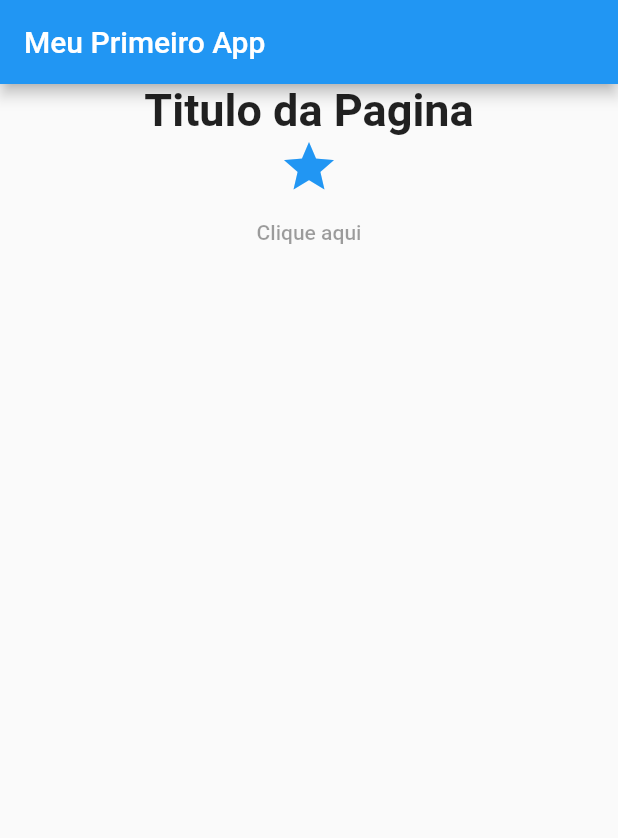
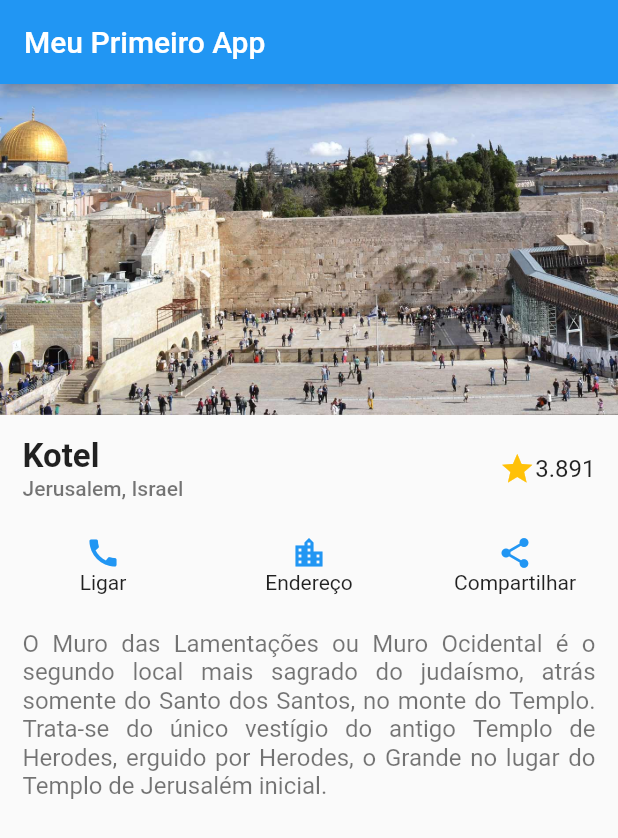
Before and after one commit to izaias1/flutter_001, a Flutter app: the screen it shows after launch, on a phone screen of 412 x 824 dp. Shown: the top 838 px of the screen. Run offline on Flutter 3.47's test engine with Material 2 defaults, Android fonts, the phone set to English and light mode, and no system bars.

Commit message:
Primeira tela do aplicativo

```diff
--- a/lib/main.dart
+++ b/lib/main.dart
@@ -1,15 +1,11 @@
+import 'dart:ui';
+
 import 'package:flutter/material.dart';
 import 'package:flutter_001/exemplo.dart';
 
 void main() => runApp(MeuApp());
 
 class MeuApp extends StatelessWidget {
-  var textStyle = const TextStyle(
-    fontSize: 30,
-    color: Colors.black87,
-    fontWeight: FontWeight.bold,
-  );
-
   @override
   Widget build(BuildContext context) {
     return MaterialApp(
@@ -17,28 +13,125 @@ class MeuApp extends StatelessWidget {
         appBar: AppBar(
           title: const Text('Meu Primeiro App'),
         ),
-        body: Center(
+        body: Column(
+          children: [
+            Image.asset('assets/muro.jpg'),
+            Row(
+              children: [
+                Expanded(
+                  child: Container(
+                    alignment: Alignment.centerLeft,
+                    padding: const EdgeInsets.all(15),
                     child: Column(
                       children: [
+                        Row(
+                          children: const [
                             Text(
-                'Titulo da Pagina',
-                style: textStyle,
-              ),
-              Container(
-                child: const Icon(
-                  Icons.star,
-                  size: 40,
-                  color: Colors.blue,
+                              'Kotel',
+                              style: TextStyle(
+                                fontWeight: FontWeight.bold,
+                                fontSize: 22,
                               ),
                             ),
-              TextButton(
-                onPressed: null,
-                child: Text('Clique aqui'),
+                          ],
+                        ),
+                        Row(
+                          children: const [
+                            Text(
+                              'Jerusalem, Israel',
+                              style: TextStyle(
+                                fontWeight: FontWeight.w500,
+                                fontSize: 14,
+                                color: Colors.black54,
+                              ),
+                            ),
+                          ],
                         ),
                       ],
                     ),
                   ),
                 ),
+                Container(
+                  padding: const EdgeInsets.all(15),
+                  child: Row(
+                    children: const [
+                      Icon(Icons.star, color: Colors.amber),
+                      Text(
+                        '3.891',
+                        style: TextStyle(
+                          fontSize: 16,
+                        ),
+                      ),
+                    ],
+                  ),
+                ),
+              ],
+            ),
+            Row(
+              children: [
+                Expanded(
+                  child: TextButton(
+                    onPressed: () {},
+                    child: Column(
+                      children: const [
+                        Icon(Icons.call),
+                        Text(
+                          'Ligar',
+                          style: TextStyle(
+                            color: Colors.black87,
+                            fontWeight: FontWeight.w400,
+                          ),
+                        ),
+                      ],
+                    ),
+                  ),
+                ),
+                Expanded(
+                  child: TextButton(
+                    onPressed: () {},
+                    child: Column(
+                      children: const [
+                        Icon(Icons.location_city_outlined),
+                        Text(
+                          'Endereço',
+                          style: TextStyle(
+                            color: Colors.black87,
+                            fontWeight: FontWeight.w400,
+                          ),
+                        ),
+                      ],
+                    ),
+                  ),
+                ),
+                Expanded(
+                  child: TextButton(
+                    onPressed: () {},
+                    child: Column(
+                      children: const [
+                        Icon(Icons.share),
+                        Text(
+                          'Compartilhar',
+                          style: TextStyle(
+                            color: Colors.black87,
+                            fontWeight: FontWeight.w400,
+                          ),
+                        ),
+                      ],
+                    ),
+                  ),
+                ),
+              ],
+            ),
+            Container(
+              padding: const EdgeInsets.all(15),
+              child: const Text(
+                  textAlign: TextAlign.justify,
+                  style: TextStyle(color: Colors.black54, fontSize: 16),
+                  'O Muro das Lamentações ou Muro Ocidental é o segundo local mais sagrado do judaísmo, atrás somente do Santo dos Santos, no monte do Templo. Trata-se do único vestígio do antigo Templo de Herodes, erguido por Herodes, o Grande no lugar do Templo de Jerusalém inicial.'),
+            )
+          ],
+        ),
+      ),
     );
   }
 }
```
Also changed, not shown: assets/muro.jpg (added). Lines whose indentation alone changed are shown as unchanged.
